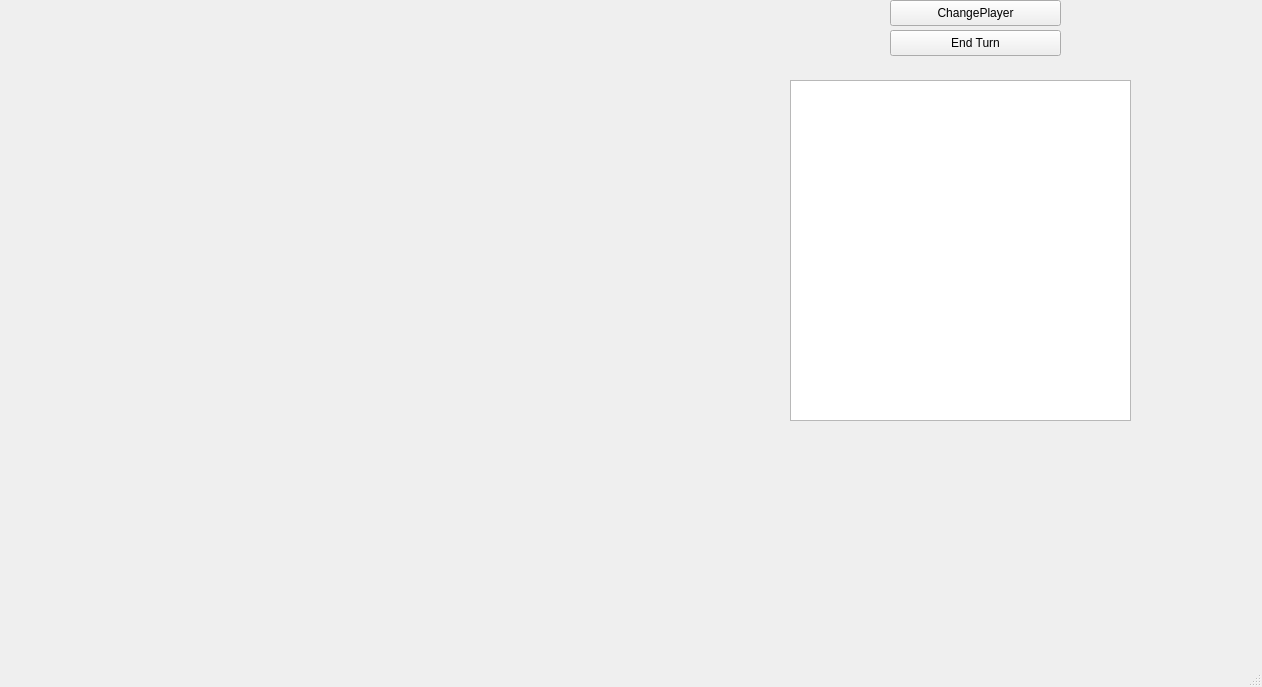
Before: the Qt Designer form src/mainwindow.ui in dobrosavljevicnenad/SerbianUprising, drawn with Qt 5.
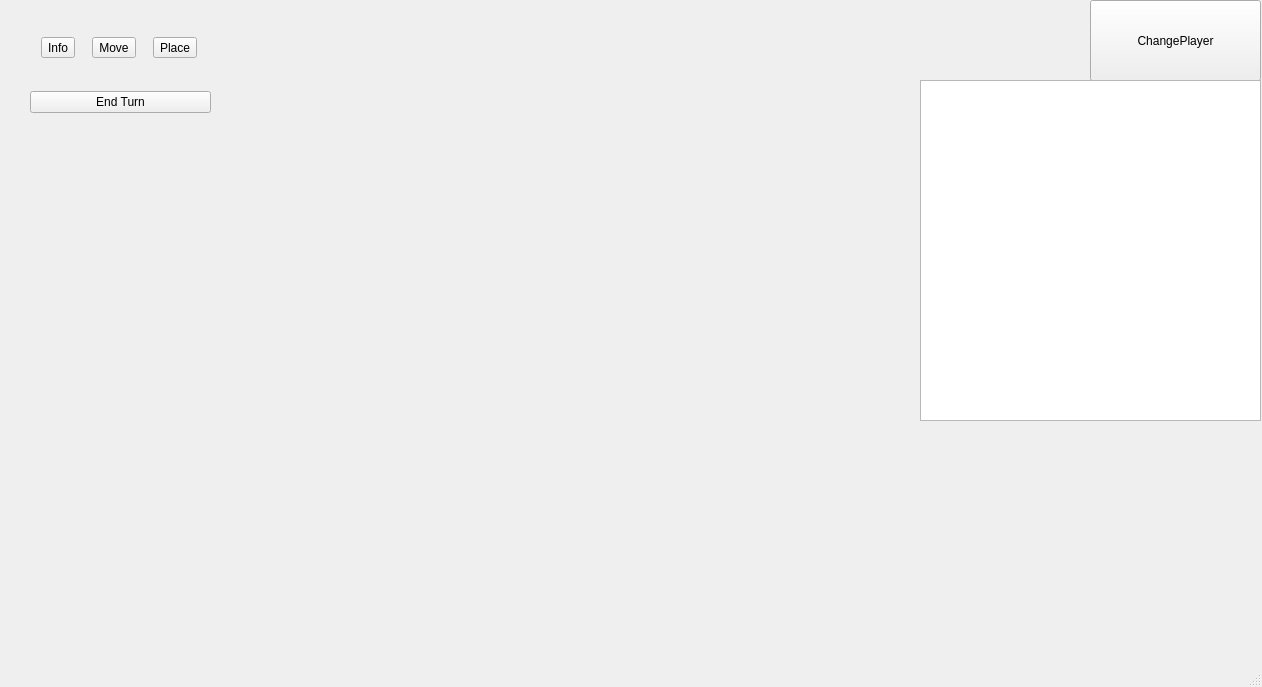
After: the same form once the commit is applied.

```diff
--- a/src/mainwindow.ui
+++ b/src/mainwindow.ui
@@ -17,39 +17,70 @@
    <widget class="QPushButton" name="changePlayerButton">
     <property name="geometry">
      <rect>
-      <x>890</x>
+      <x>1090</x>
       <y>0</y>
       <width>171</width>
-      <height>26</height>
+      <height>81</height>
      </rect>
     </property>
     <property name="text">
      <string>ChangePlayer</string>
     </property>
    </widget>
-   <widget class="QPushButton" name="endTurnButton">
-    <property name="geometry">
-     <rect>
-      <x>890</x>
-      <y>30</y>
-      <width>171</width>
-      <height>26</height>
-     </rect>
-    </property>
-    <property name="text">
-     <string>End Turn</string>
-    </property>
-   </widget>
    <widget class="QTextBrowser" name="textField">
     <property name="geometry">
      <rect>
-      <x>790</x>
+      <x>920</x>
       <y>80</y>
       <width>341</width>
       <height>341</height>
      </rect>
     </property>
    </widget>
+   <widget class="QWidget" name="verticalLayoutWidget">
+    <property name="geometry">
+     <rect>
+      <x>30</x>
+      <y>10</y>
+      <width>181</width>
+      <height>131</height>
+     </rect>
+    </property>
+    <layout class="QVBoxLayout" name="verticalLayout">
+     <item>
+      <layout class="QHBoxLayout" name="horizontalLayout">
+       <item>
+        <widget class="QToolButton" name="infoButton">
+         <property name="text">
+          <string>Info</string>
+         </property>
+        </widget>
+       </item>
+       <item>
+        <widget class="QToolButton" name="moveButton">
+         <property name="text">
+          <string>Move</string>
+         </property>
+        </widget>
+       </item>
+       <item>
+        <widget class="QToolButton" name="placeButton">
+         <property name="text">
+          <string>Place</string>
+         </property>
+        </widget>
+       </item>
+      </layout>
+     </item>
+     <item>
+      <widget class="QPushButton" name="endTurnButton">
+       <property name="text">
+        <string>End Turn</string>
+       </property>
+      </widget>
+     </item>
+    </layout>
+   </widget>
   </widget>
   <widget class="QMenuBar" name="menubar">
    <property name="geometry">
```
